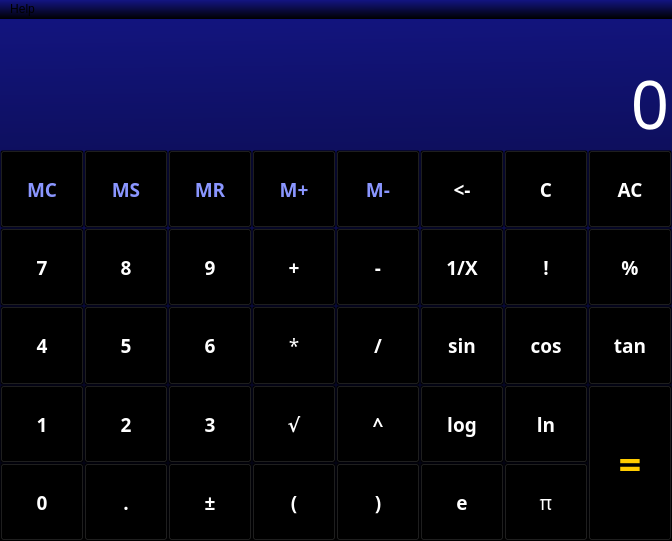
Before: the Qt Designer form mainwindow.ui in jirvoz/ivscd, drawn with Qt 5.
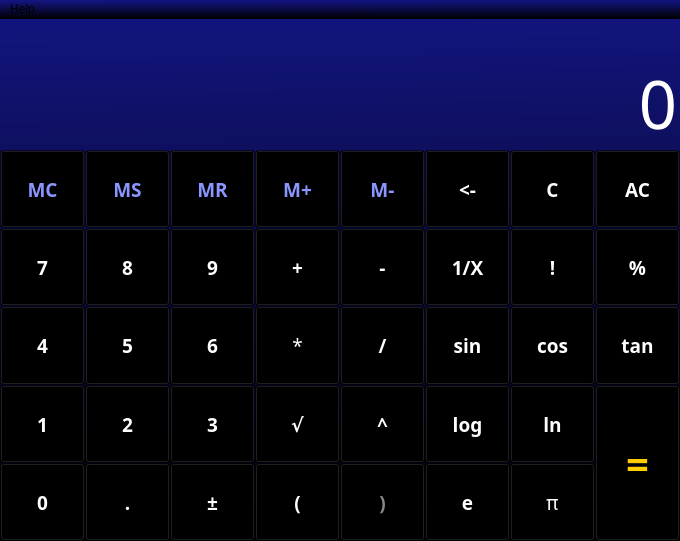
After: the same form once the commit is applied.

Commit message: Disabled buttons now have different font color.

What changed in the file:
```diff
--- a/mainwindow.ui
+++ b/mainwindow.ui
@@ -6,7 +6,7 @@
    <rect>
     <x>0</x>
     <y>0</y>
-    <width>672</width>
+    <width>680</width>
     <height>541</height>
    </rect>
   </property>
@@ -175,7 +175,8 @@
       <property name="styleSheet">
        <string notr="true">QPushButton { background-color: rgba(0, 0, 0, 0); color: white;}
 QPushButton:pressed { background-color: rgba(255, 255, 255, 75);  }
-QPushButton:hover:!pressed { border: 1px solid rgb(238, 152, 45); background-color: rgba(238, 152, 45, 75); }</string>
+QPushButton:hover:!pressed { border: 1px solid rgb(238, 152, 45); background-color: rgba(238, 152, 45, 75); }
+QPushButton:disabled {color: rgb(136, 136, 136)}</string>
       </property>
       <property name="frameShape">
        <enum>QFrame::NoFrame</enum>
@@ -731,6 +732,9 @@
          <property name="focusPolicy">
           <enum>Qt::NoFocus</enum>
          </property>
+         <property name="styleSheet">
+          <string notr="true"/>
+         </property>
          <property name="text">
           <string>)</string>
          </property>
@@ -1307,7 +1311,7 @@
     <rect>
      <x>0</x>
      <y>0</y>
-     <width>672</width>
+     <width>680</width>
      <height>25</height>
     </rect>
    </property>
```
